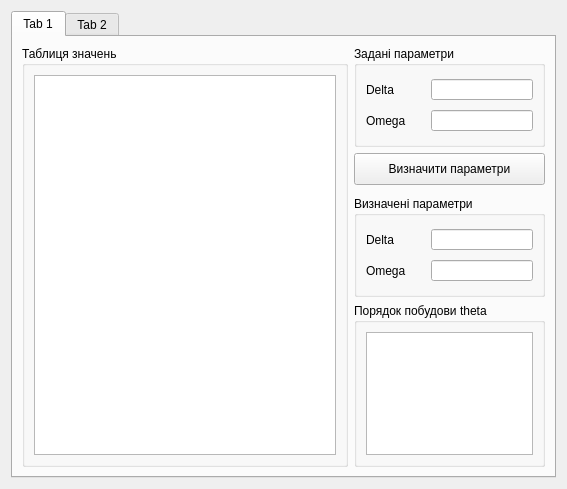
Old version of the form main_window.ui in the repository Megalitum/CSM_3.
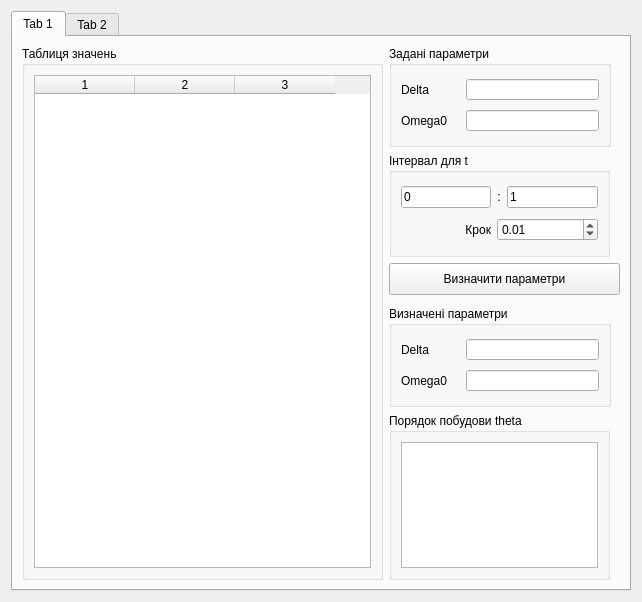
New version of the form.

What changed in the file:
```diff
--- a/main_window.ui
+++ b/main_window.ui
@@ -6,8 +6,8 @@
    <rect>
     <x>0</x>
     <y>0</y>
-    <width>567</width>
-    <height>489</height>
+    <width>642</width>
+    <height>592</height>
    </rect>
   </property>
   <property name="windowTitle">
@@ -23,34 +23,31 @@
       <attribute name="title">
        <string>Tab 1</string>
       </attribute>
-      <layout class="QGridLayout" name="gridLayout_3">
-       <item row="1" column="1">
-        <widget class="QPushButton" name="pushButton">
-         <property name="minimumSize">
-          <size>
-           <width>191</width>
-           <height>32</height>
-          </size>
-         </property>
-         <property name="maximumSize">
-          <size>
-           <width>191</width>
-           <height>32</height>
-          </size>
-         </property>
-         <property name="text">
-          <string>Визначити параметри</string>
-         </property>
-        </widget>
-       </item>
-       <item row="0" column="0" rowspan="5">
+      <layout class="QGridLayout" name="gridLayout_4">
+       <item row="0" column="0" rowspan="6">
         <widget class="QGroupBox" name="groupBox_2">
          <property name="title">
           <string>Таблиця значень</string>
          </property>
          <layout class="QHBoxLayout" name="horizontalLayout_2">
           <item>
-           <widget class="QTableView" name="tableView"/>
+           <widget class="QTableWidget" name="equationTable">
+            <property name="editTriggers">
+             <set>QAbstractItemView::NoEditTriggers</set>
+            </property>
+            <property name="cornerButtonEnabled">
+             <bool>true</bool>
+            </property>
+            <property name="columnCount">
+             <number>3</number>
+            </property>
+            <attribute name="horizontalHeaderDefaultSectionSize">
+             <number>100</number>
+            </attribute>
+            <column/>
+            <column/>
+            <column/>
+           </widget>
           </item>
          </layout>
          <zorder>tableView</zorder>
@@ -61,13 +58,13 @@
         <widget class="QGroupBox" name="groupBox">
          <property name="minimumSize">
           <size>
-           <width>191</width>
+           <width>222</width>
            <height>101</height>
           </size>
          </property>
          <property name="maximumSize">
           <size>
-           <width>191</width>
+           <width>222</width>
            <height>101</height>
           </size>
          </property>
@@ -113,7 +110,7 @@
              </size>
             </property>
             <property name="text">
-             <string>Omega</string>
+             <string>Omega0</string>
             </property>
            </widget>
           </item>
@@ -136,17 +133,107 @@
          </layout>
         </widget>
        </item>
-       <item row="3" column="1">
+       <item row="1" column="1">
+        <widget class="QGroupBox" name="groupBox_5">
+         <property name="minimumSize">
+          <size>
+           <width>221</width>
+           <height>104</height>
+          </size>
+         </property>
+         <property name="maximumSize">
+          <size>
+           <width>221</width>
+           <height>104</height>
+          </size>
+         </property>
+         <property name="title">
+          <string>Інтервал для t</string>
+         </property>
+         <layout class="QGridLayout" name="gridLayout_3">
+          <item row="0" column="0">
+           <widget class="QLineEdit" name="leftT">
+            <property name="text">
+             <string>0</string>
+            </property>
+           </widget>
+          </item>
+          <item row="0" column="1">
+           <widget class="QLabel" name="label_6">
+            <property name="text">
+             <string>:</string>
+            </property>
+            <property name="alignment">
+             <set>Qt::AlignCenter</set>
+            </property>
+           </widget>
+          </item>
+          <item row="0" column="2">
+           <widget class="QLineEdit" name="rightT">
+            <property name="text">
+             <string>1</string>
+            </property>
+           </widget>
+          </item>
+          <item row="1" column="0">
+           <widget class="QLabel" name="label_5">
+            <property name="text">
+             <string>Крок</string>
+            </property>
+            <property name="alignment">
+             <set>Qt::AlignRight|Qt::AlignTrailing|Qt::AlignVCenter</set>
+            </property>
+           </widget>
+          </item>
+          <item row="1" column="1" colspan="2">
+           <widget class="QDoubleSpinBox" name="stepBox">
+            <property name="minimum">
+             <double>0.000000000000000</double>
+            </property>
+            <property name="maximum">
+             <double>1.000000000000000</double>
+            </property>
+            <property name="singleStep">
+             <double>0.001000000000000</double>
+            </property>
+            <property name="value">
+             <double>0.010000000000000</double>
+            </property>
+           </widget>
+          </item>
+         </layout>
+        </widget>
+       </item>
+       <item row="2" column="1">
+        <widget class="QPushButton" name="callerButton1">
+         <property name="minimumSize">
+          <size>
+           <width>231</width>
+           <height>32</height>
+          </size>
+         </property>
+         <property name="maximumSize">
+          <size>
+           <width>231</width>
+           <height>32</height>
+          </size>
+         </property>
+         <property name="text">
+          <string>Визначити параметри</string>
+         </property>
+        </widget>
+       </item>
+       <item row="4" column="1">
         <widget class="QGroupBox" name="groupBox_3">
          <property name="minimumSize">
           <size>
-           <width>191</width>
+           <width>222</width>
            <height>101</height>
           </size>
          </property>
          <property name="maximumSize">
           <size>
-           <width>191</width>
+           <width>222</width>
            <height>101</height>
           </size>
          </property>
@@ -168,7 +255,23 @@
            </widget>
           </item>
           <item row="0" column="1">
-           <widget class="QLineEdit" name="lineEdit_4">
+           <widget class="QLineEdit" name="deltaOutput">
+            <property name="minimumSize">
+             <size>
+              <width>81</width>
+              <height>21</height>
+             </size>
+            </property>
+            <property name="maximumSize">
+             <size>
+              <width>16777215</width>
+              <height>21</height>
+             </size>
+            </property>
+           </widget>
+          </item>
+          <item row="1" column="1">
+           <widget class="QLineEdit" name="omegaOutput">
             <property name="minimumSize">
              <size>
               <width>81</width>
@@ -192,40 +295,24 @@
              </size>
             </property>
             <property name="text">
-             <string>Omega</string>
-            </property>
-           </widget>
-          </item>
-          <item row="1" column="1">
-           <widget class="QLineEdit" name="lineEdit_3">
-            <property name="minimumSize">
-             <size>
-              <width>81</width>
-              <height>21</height>
-             </size>
-            </property>
-            <property name="maximumSize">
-             <size>
-              <width>16777215</width>
-              <height>21</height>
-             </size>
+             <string>Omega0</string>
             </property>
            </widget>
           </item>
          </layout>
         </widget>
        </item>
-       <item row="4" column="1">
+       <item row="5" column="1">
         <widget class="QGroupBox" name="groupBox_4">
          <property name="minimumSize">
           <size>
-           <width>191</width>
-           <height>131</height>
+           <width>221</width>
+           <height>165</height>
           </size>
          </property>
          <property name="maximumSize">
           <size>
-           <width>191</width>
+           <width>221</width>
            <height>16777215</height>
           </size>
          </property>
@@ -239,7 +326,7 @@
          </layout>
         </widget>
        </item>
-       <item row="2" column="1">
+       <item row="3" column="1">
         <spacer name="verticalSpacer">
          <property name="orientation">
           <enum>Qt::Vertical</enum>
```
Left out of the diff: 31 changed lines with no effect on the pictures.
